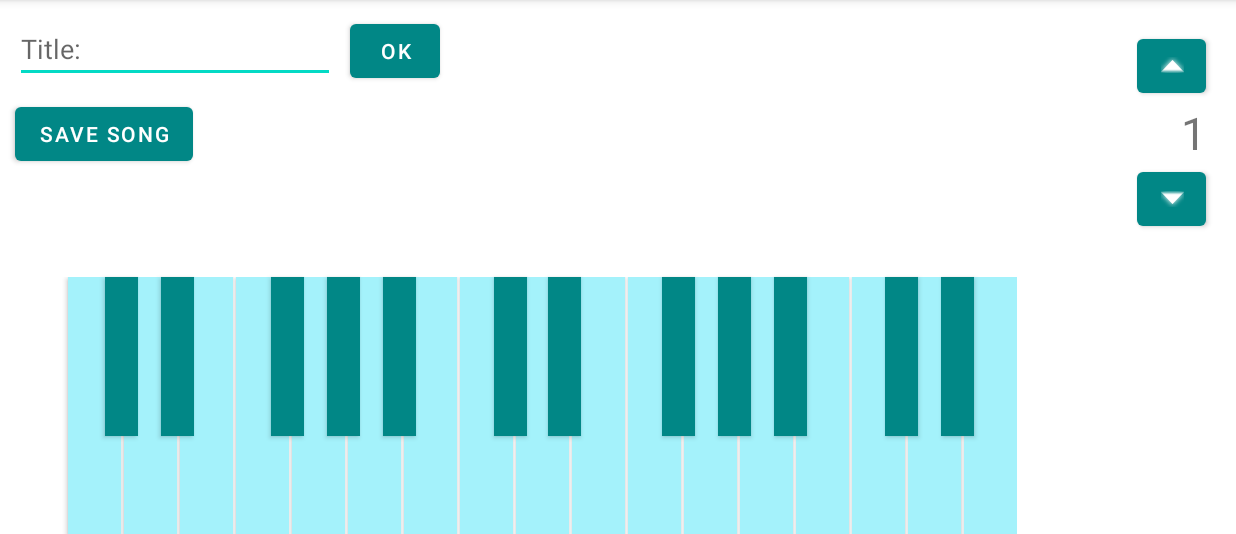
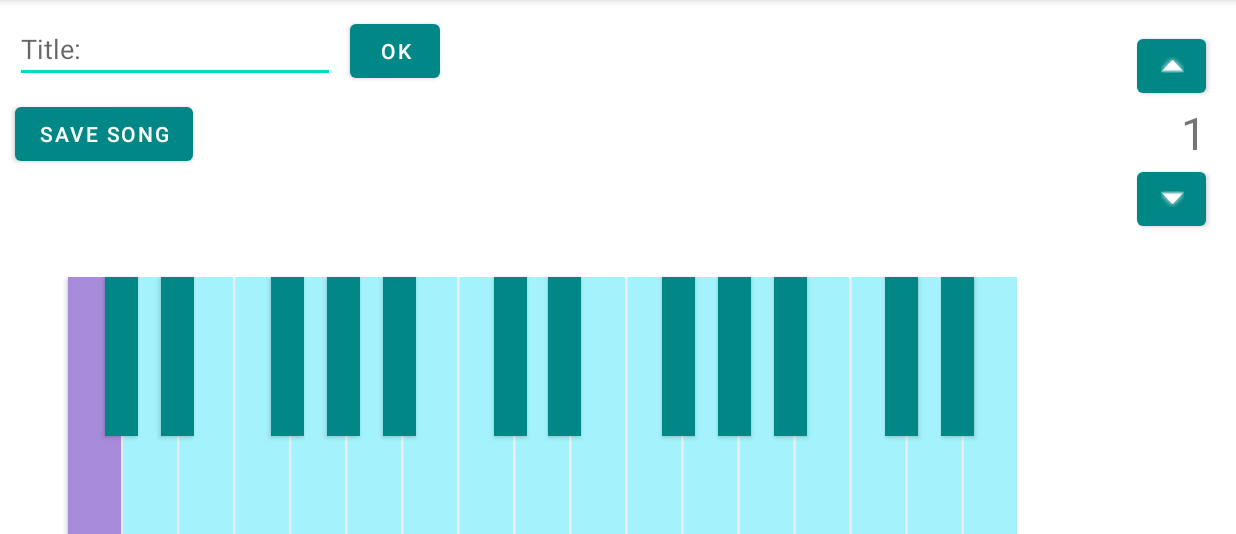
Before and after one commit to JunWonOh/Piano-Trainer-App, an Android app: the screen it shows after launch (MainActivity), after a tap on an icon or button, on a phone screen of 824 x 412 dp (held sideways), the part 84-618 px from its top. Run offline under Robolectric (Android 15) with nearby library versions, the phone set to English and light mode, and no system bars; 2 other taps on this screen came first.

Commit message:
fixed some issues with frame system

```diff
--- a/PianoTrainer/app/src/main/java/com/example/pianotrainer/MainActivity.java
+++ b/PianoTrainer/app/src/main/java/com/example/pianotrainer/MainActivity.java
@@ -34,8 +34,8 @@ public class MainActivity extends AppCompatActivity {
 
     private int frameCount = 1;
     private Spinner editSpeed;
-    private ArrayList<Integer> zero = new ArrayList<>(Collections.nCopies(1, 0));
-    private ArrayList<ArrayList<Integer>> frame = new ArrayList<ArrayList<Integer>>(Collections.nCopies(1000, zero));
+    //private ArrayList<Integer> zero = new ArrayList<>(Collections.nCopies(1, 0));
+    private ArrayList<ArrayList<Integer>> frame = new ArrayList<ArrayList<Integer>>();
 
     @Override
     protected void onCreate(Bundle savedInstanceState) {
@@ -206,6 +206,8 @@ public class MainActivity extends AppCompatActivity {
     @RequiresApi(api = Build.VERSION_CODES.LOLLIPOP)
     public void upArrowClick (View view) {
         ArrayList<Integer> keyCombinations = new ArrayList<>();
+        keyCombinations.add(0);
+        frame.add(keyCombinations);
         ViewGroup blackKeyLayout = (ViewGroup)findViewById(R.id.constLayout);
         for (int i = 0; i < blackKeyLayout.getChildCount(); i++){
             View key = blackKeyLayout.getChildAt(i);
@@ -314,87 +316,87 @@ public class MainActivity extends AppCompatActivity {
                 color = drawable.getColor();
                 switch(key.getId()){
                     case R.id.middleC4:
-                        if (color == getResources().getColor(R.color.dark_purple)) {
+                        if (color == getResources().getColor(R.color.light_purple)) {
                             keyCombinations.add(13);
                         }
                         break;
                     case R.id.D4:
-                        if (color == getResources().getColor(R.color.dark_purple)) {
+                        if (color == getResources().getColor(R.color.light_purple)) {
                             keyCombinations.add(14);
                         }
                         break;
                     case R.id.E4:
-                        if (color == getResources().getColor(R.color.dark_purple)) {
+                        if (color == getResources().getColor(R.color.light_purple)) {
                             keyCombinations.add(15);
                         }
                         break;
                     case R.id.F4:
-                        if (color == getResources().getColor(R.color.dark_purple)) {
+                        if (color == getResources().getColor(R.color.light_purple)) {
                             keyCombinations.add(16);
                         }
                         break;
                     case R.id.G4:
-                        if (color == getResources().getColor(R.color.dark_purple)) {
+                        if (color == getResources().getColor(R.color.light_purple)) {
                             keyCombinations.add(17);
                         }
                         break;
                     case R.id.A4:
-                        if (color == getResources().getColor(R.color.dark_purple)) {
+                        if (color == getResources().getColor(R.color.light_purple)) {
                             keyCombinations.add(18);
                         }
                         break;
                     case R.id.B4:
-                        if (color == getResources().getColor(R.color.dark_purple)) {
+                        if (color == getResources().getColor(R.color.light_purple)) {
                             keyCombinations.add(19);
                         }
                         break;
                     case R.id.C5:
-                        if (color == getResources().getColor(R.color.dark_purple)) {
+                        if (color == getResources().getColor(R.color.light_purple)) {
                             keyCombinations.add(20);
                         }
                         break;
                     case R.id.D5:
-                        if (color == getResources().getColor(R.color.dark_purple)) {
+                        if (color == getResources().getColor(R.color.light_purple)) {
                             keyCombinations.add(21);
                         }
                         break;
                     case R.id.E5:
-                        if (color == getResources().getColor(R.color.dark_purple)) {
+                        if (color == getResources().getColor(R.color.light_purple)) {
                             keyCombinations.add(22);
                         }
                         break;
                     case R.id.F5:
-                        if (color == getResources().getColor(R.color.dark_purple)) {
+                        if (color == getResources().getColor(R.color.light_purple)) {
                             keyCombinations.add(23);
                         }
                         break;
                     case R.id.G5:
-                        if (color == getResources().getColor(R.color.dark_purple)) {
+                        if (color == getResources().getColor(R.color.light_purple)) {
                             keyCombinations.add(24);
                         }
                         break;
                     case R.id.A5:
-                        if (color == getResources().getColor(R.color.dark_purple)) {
+                        if (color == getResources().getColor(R.color.light_purple)) {
                             keyCombinations.add(25);
                         }
                         break;
                     case R.id.B5:
-                        if (color == getResources().getColor(R.color.dark_purple)) {
+                        if (color == getResources().getColor(R.color.light_purple)) {
                             keyCombinations.add(26);
                         }
                         break;
                     case R.id.C6:
-                        if (color == getResources().getColor(R.color.dark_purple)) {
+                        if (color == getResources().getColor(R.color.light_purple)) {
                             keyCombinations.add(27);
                         }
                         break;
                     case R.id.D6:
-                        if (color == getResources().getColor(R.color.dark_purple)) {
+                        if (color == getResources().getColor(R.color.light_purple)) {
                             keyCombinations.add(28);
                         }
                         break;
                     case R.id.E6:
-                        if (color == getResources().getColor(R.color.dark_purple)) {
+                        if (color == getResources().getColor(R.color.light_purple)) {
                             keyCombinations.add(29);
                         }
                         break;
@@ -402,14 +404,16 @@ public class MainActivity extends AppCompatActivity {
             }
         }
         //frame.add(keyCombinations);
-        frame.set(frameCount, keyCombinations);
+        frame.set(frameCount-1, keyCombinations);
+        frame.set(0, keyCombinations);
         TextView frameCounter = findViewById(R.id.frameCounter);
         frameCount = frameCount + 1;
         frameCounter.setText(String.valueOf(frameCount));
         Button key;
         ClearPiano();
-        for (int i = 0; i < frame.get(frameCount).size(); i++) {
-            switch(frame.get(frameCount).get(i)) {
+        if (frame.size() > frameCount){
+            for (int i = 0; i < frame.get(frameCount-1).size(); i++) {
+                switch (frame.get(frameCount - 1).get(i)) {
                 case 1:
                     key = findViewById(R.id.upOne);
                     key.setBackgroundTintList(ColorStateList.valueOf(getResources().getColor(R.color.dark_purple)));
@@ -557,12 +561,15 @@ public class MainActivity extends AppCompatActivity {
                     break;
             }
         }
+        }
     }
 
     @RequiresApi(api = Build.VERSION_CODES.LOLLIPOP)
     public void downArrowClick (View view) {
         ArrayList<Integer> keyCombinations = new ArrayList<>();
         ViewGroup blackKeyLayout = (ViewGroup)findViewById(R.id.constLayout);
+        keyCombinations.add(0);
+        frame.add(keyCombinations);
         for (int i = 0; i < blackKeyLayout.getChildCount(); i++){
             View key = blackKeyLayout.getChildAt(i);
             int color = 0;
@@ -670,87 +677,87 @@ public class MainActivity extends AppCompatActivity {
                 color = drawable.getColor();
                 switch(key.getId()){
                     case R.id.middleC4:
-                        if (color == getResources().getColor(R.color.dark_purple)) {
+                        if (color == getResources().getColor(R.color.light_purple)) {
                             keyCombinations.add(13);
                         }
                         break;
                     case R.id.D4:
-                        if (color == getResources().getColor(R.color.dark_purple)) {
+                        if (color == getResources().getColor(R.color.light_purple)) {
                             keyCombinations.add(14);
                         }
                         break;
                     case R.id.E4:
-                        if (color == getResources().getColor(R.color.dark_purple)) {
+                        if (color == getResources().getColor(R.color.light_purple)) {
                             keyCombinations.add(15);
                         }
                         break;
                     case R.id.F4:
-                        if (color == getResources().getColor(R.color.dark_purple)) {
+                        if (color == getResources().getColor(R.color.light_purple)) {
                             keyCombinations.add(16);
                         }
                         break;
                     case R.id.G4:
-                        if (color == getResources().getColor(R.color.dark_purple)) {
+                        if (color == getResources().getColor(R.color.light_purple)) {
                             keyCombinations.add(17);
                         }
                         break;
                     case R.id.A4:
-                        if (color == getResources().getColor(R.color.dark_purple)) {
+                        if (color == getResources().getColor(R.color.light_purple)) {
                             keyCombinations.add(18);
                         }
                         break;
                     case R.id.B4:
-                        if (color == getResources().getColor(R.color.dark_purple)) {
+                        if (color == getResources().getColor(R.color.light_purple)) {
                             keyCombinations.add(19);
                         }
                         break;
                     case R.id.C5:
-                        if (color == getResources().getColor(R.color.dark_purple)) {
+                        if (color == getResources().getColor(R.color.light_purple)) {
                             keyCombinations.add(20);
                         }
                         break;
                     case R.id.D5:
-                        if (color == getResources().getColor(R.color.dark_purple)) {
+                        if (color == getResources().getColor(R.color.light_purple)) {
                             keyCombinations.add(21);
                         }
                         break;
                     case R.id.E5:
-                        if (color == getResources().getColor(R.color.dark_purple)) {
+                        if (color == getResources().getColor(R.color.light_purple)) {
                             keyCombinations.add(22);
                         }
                         break;
                     case R.id.F5:
-                        if (color == getResources().getColor(R.color.dark_purple)) {
+                        if (color == getResources().getColor(R.color.light_purple)) {
                             keyCombinations.add(23);
                         }
                         break;
                     case R.id.G5:
-                        if (color == getResources().getColor(R.color.dark_purple)) {
+                        if (color == getResources().getColor(R.color.light_purple)) {
                             keyCombinations.add(24);
                         }
                         break;
                     case R.id.A5:
-                        if (color == getResources().getColor(R.color.dark_purple)) {
+                        if (color == getResources().getColor(R.color.light_purple)) {
                             keyCombinations.add(25);
                         }
                         break;
                     case R.id.B5:
-                        if (color == getResources().getColor(R.color.dark_purple)) {
+                        if (color == getResources().getColor(R.color.light_purple)) {
                             keyCombinations.add(26);
                         }
                         break;
                     case R.id.C6:
-                        if (color == getResources().getColor(R.color.dark_purple)) {
+                        if (color == getResources().getColor(R.color.light_purple)) {
                             keyCombinations.add(27);
                         }
                         break;
                     case R.id.D6:
-                        if (color == getResources().getColor(R.color.dark_purple)) {
+                        if (color == getResources().getColor(R.color.light_purple)) {
                             keyCombinations.add(28);
                         }
                         break;
                     case R.id.E6:
-                        if (color == getResources().getColor(R.color.dark_purple)) {
+                        if (color == getResources().getColor(R.color.light_purple)) {
                             keyCombinations.add(29);
                         }
                         break;
@@ -758,7 +765,7 @@ public class MainActivity extends AppCompatActivity {
             }
         }
         //frame.add(keyCombinations);
-        frame.set(frameCount, keyCombinations);
+        frame.set(frameCount-1, keyCombinations);
         TextView frameCounter = findViewById(R.id.frameCounter);
         if (frameCount > 1) {
             frameCount = frameCount - 1;
@@ -766,8 +773,8 @@ public class MainActivity extends AppCompatActivity {
         frameCounter.setText(String.valueOf(frameCount));
         Button key;
         ClearPiano();
-        for (int i = 0; i < frame.get(frameCount).size(); i++) {
-            switch (frame.get(frameCount).get(i)) {
+        for (int i = 0; i < frame.get(frameCount-1).size(); i++) {
+            switch (frame.get(frameCount-1).get(i)) {
                 case 1:
                     key = findViewById(R.id.upOne);
                     key.setBackgroundTintList(ColorStateList.valueOf(getResources().getColor(R.color.dark_purple)));
```
